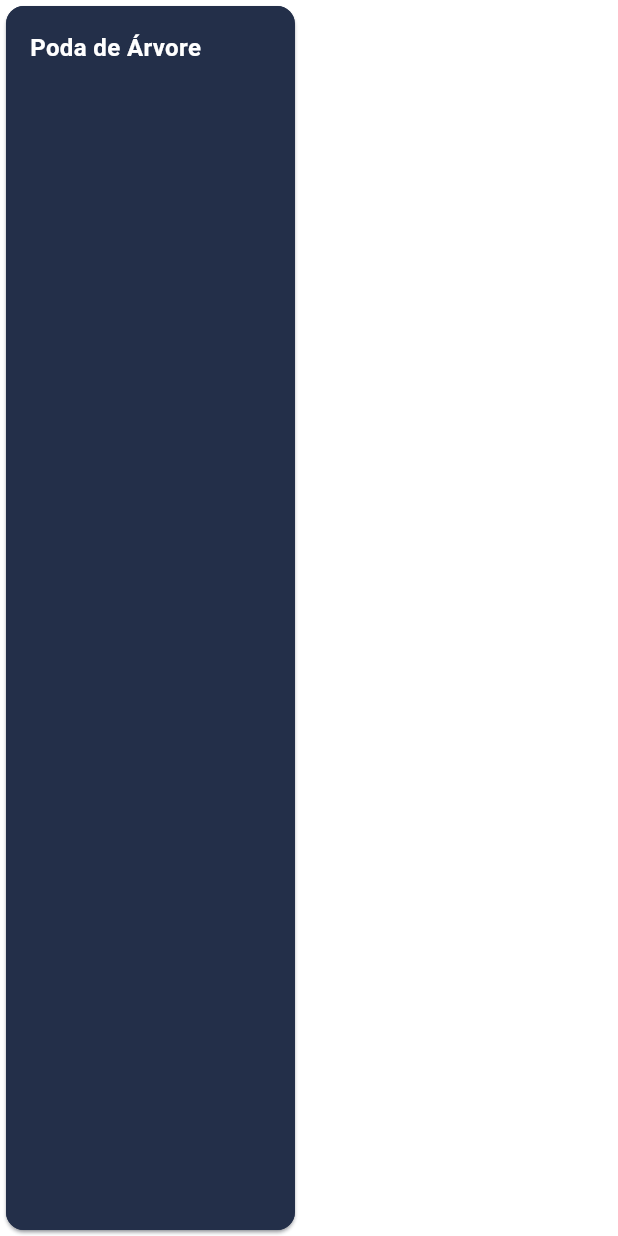
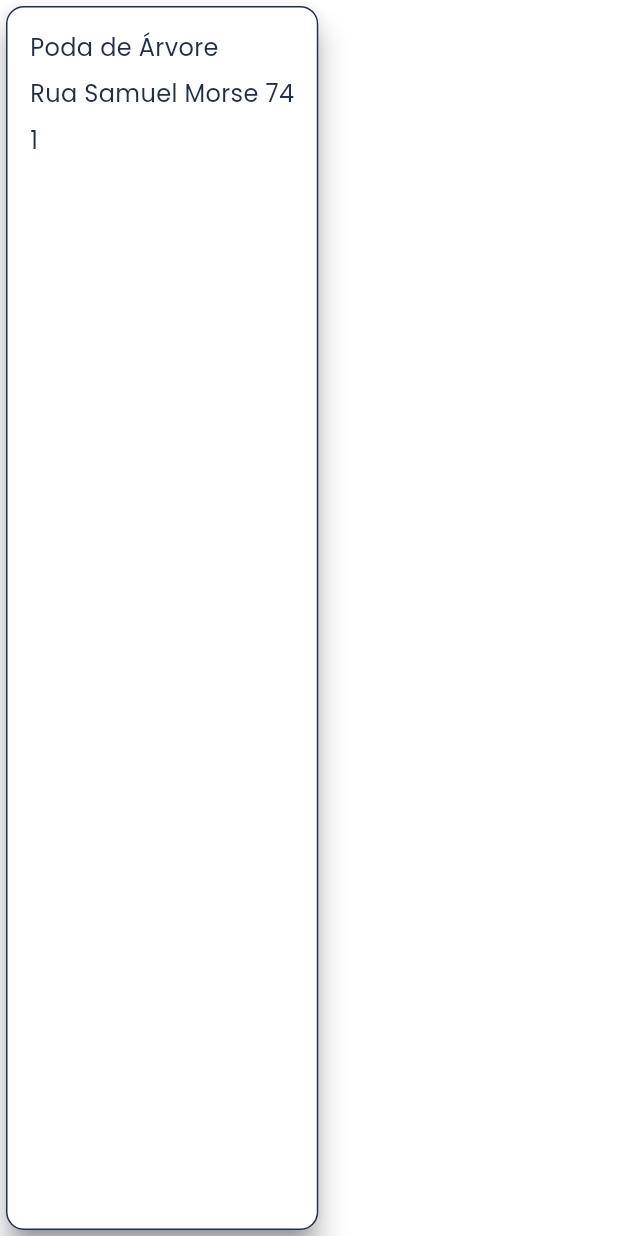
Before and after one commit to inteli-city/formularios_front, a Flutter app: the FormCard widget shown alone on an empty page, opened directly with sample values from the repository, on a phone screen of 412 x 824 dp. Run offline on Flutter 3.47's test engine with Material 3 defaults, Android fonts, the phone set to English and light mode, and no system bars; our stand-ins replace dartz, dio, go_router, google_fonts, logger; missing offline and left inert: auto_injector, uno; statements that could not run were skipped.

Commit message:
form_card

```diff
--- a/lib/app/presentation/widgets/form_card.dart
+++ b/lib/app/presentation/widgets/form_card.dart
@@ -1,16 +1,55 @@
 import 'package:flutter/material.dart';
 import 'package:formularios_front/app/domain/entities/form_entity.dart';
-import 'package:formularios_front/app/shared/themes/app_colors.dart';
 import 'package:formularios_front/app/shared/themes/app_dimensions.dart';
+import 'package:formularios_front/app/shared/themes/app_text_styles.dart';
 
-class FormCard extends StatelessWidget {
+class FormCard extends StatefulWidget {
   final FormEntity form;
 
   const FormCard({super.key, required this.form});
 
   @override
+  // ignore: library_private_types_in_public_api
+  _FormCardState createState() => _FormCardState();
+}
+
+class _FormCardState extends State<FormCard>
+    with SingleTickerProviderStateMixin {
+  late AnimationController _controller;
+  late Animation<double> _scaleAnimation;
+
+  @override
+  void initState() {
+    super.initState();
+    _controller = AnimationController(
+      duration: const Duration(milliseconds: 100),
+      vsync: this,
+    );
+    _scaleAnimation = Tween<double>(begin: 1.0, end: 0.95).animate(_controller);
+  }
+
+  @override
+  void dispose() {
+    _controller.dispose();
+    super.dispose();
+  }
+
+  void _onTapDown(TapDownDetails details) {
+    _controller.forward();
+  }
+
+  void _onTapUp(TapUpDetails details) {
+    _controller.reverse();
+  }
+
+  @override
   Widget build(BuildContext context) {
-    return Card(
+    return GestureDetector(
+      onTapDown: _onTapDown,
+      onTapUp: _onTapUp,
+      child: ScaleTransition(
+        scale: _scaleAnimation,
+        child: Card(
           color: Theme.of(context).cardTheme.color,
           shape: Theme.of(context).cardTheme.shape,
           elevation: Theme.of(context).cardTheme.elevation,
@@ -19,30 +58,22 @@ class FormCard extends StatelessWidget {
             child: Column(
               crossAxisAlignment: CrossAxisAlignment.start,
               children: [
+                Text(widget.form.templateName,
+                    style: AppTextStyles.bodyText1.copyWith(
+                        color: Theme.of(context).colorScheme.primary)),
+                const SizedBox(height: AppDimensions.verticalSpaceSmall),
+                Text(widget.form.street,
+                    style: AppTextStyles.bodyText1.copyWith(
+                        color: Theme.of(context).colorScheme.primary)),
+                const SizedBox(height: AppDimensions.verticalSpaceSmall),
                 Text(
-              form.templateName,
-              style: const TextStyle(
-                fontSize: AppDimensions.fontMedium,
-                fontWeight: FontWeight.bold,
+                  widget.form.expiration.toString(),
+                  style: AppTextStyles.bodyText1
+                      .copyWith(color: Theme.of(context).colorScheme.primary),
+                ),
+              ],
             ),
           ),
-            const SizedBox(height: AppDimensions.verticalSpaceSmall),
-            Text(
-              form.street,
-              style: TextStyle(
-                fontSize: AppDimensions.fontMedium,
-                color: AppColors.primaryBlue,
-              ),
-            ),
-            const SizedBox(height: AppDimensions.verticalSpaceSmall),
-            Text(
-              form.expiration.toString(),
-              style: TextStyle(
-                fontSize: AppDimensions.fontMedium,
-                color: AppColors.primaryBlue,
-              ),
-            ),
-          ],
         ),
       ),
     );
--- a/lib/app/shared/themes/app_dimensions.dart
+++ b/lib/app/shared/themes/app_dimensions.dart
@@ -5,6 +5,7 @@ class AppDimensions {
   static const double paddingMedium = 16.0;
   static const double paddingLarge = 24.0;
   // margin
+  static const double marginExtraSmall = 4.0;
   static const double marginSmall = 8.0;
   static const double marginMedium = 16.0;
   static const double marginLarge = 24.0;
@@ -16,15 +17,16 @@ class AppDimensions {
   static const double iconSmall = 12.0;
   static const double iconMedium = 16.0;
   static const double iconLarge = 24.0;
+  static const double iconExtraLarge = 32.0;
   // largura da tela
   static const double screenSmall = 320.0;
   static const double screenMedium = 480.0;
   static const double screenLarge = 600.0;
   // arredondamento
-  static const double cornerSmall = 4.0;
-  static const double cornerMedium = 8.0;
-  static const double cornerLarge = 12.0;
-  static const double cornerExtraLarge = 16.0;
+  static const double radiusSmall = 4.0;
+  static const double radiusMedium = 8.0;
+  static const double radiusLarge = 12.0;
+  static const double radiusExtraLarge = 16.0;
 
   static const double fullyRounded = 50.0;
   // espessura de borda
@@ -39,9 +41,11 @@ class AppDimensions {
   static const double verticalSpaceSmall = 8;
   static const double verticalSpaceMedium = 12;
   static const double verticalSpaceLarge = 16;
+  static const double verticalSpaceExtraLarge = 24;
 
   // largura de espaçamento
   static const double horizontalSpaceSmall = 8;
   static const double horizontalSpaceMedium = 12;
   static const double horizontalSpaceLarge = 16;
+  static const double horizontalSpaceExtraLarge = 16;
 }
--- a/lib/app/shared/themes/app_themes.dart
+++ b/lib/app/shared/themes/app_themes.dart
@@ -4,12 +4,14 @@ import 'package:formularios_front/app/shared/themes/app_dimensions.dart';
 
 class AppThemes {
   static final lightTheme = ThemeData(
-      iconTheme: IconThemeData(color: AppColors.white),
+      iconTheme: const IconThemeData(size: AppDimensions.iconExtraLarge),
       scaffoldBackgroundColor: AppColors.white,
+      shadowColor: AppColors.primaryBlue,
       cardTheme: CardTheme(
-        color: AppColors.primaryBlue,
+        color: AppColors.white,
+        elevation: 8,
         shape: RoundedRectangleBorder(
-            borderRadius: BorderRadius.circular(AppDimensions.cornerLarge),
+            borderRadius: BorderRadius.circular(AppDimensions.radiusLarge),
             side: BorderSide(
                 color: AppColors.primaryBlue,
                 width: AppDimensions.thin,
@@ -17,7 +19,9 @@ class AppThemes {
       ),
       iconButtonTheme: IconButtonThemeData(
           style: ButtonStyle(
-              iconColor: MaterialStateProperty.all(AppColors.white))),
+        iconSize: MaterialStateProperty.all(AppDimensions.iconExtraLarge),
+        iconColor: MaterialStateProperty.all(AppColors.white),
+      )),
       floatingActionButtonTheme: FloatingActionButtonThemeData(
         backgroundColor: AppColors.primaryBlue,
       ),
@@ -28,6 +32,40 @@ class AppThemes {
         brightness: Brightness.light,
         primary: AppColors.primaryBlue,
         onPrimary: AppColors.primaryBlue,
+        secondary: AppColors.white,
+        onSecondary: AppColors.white,
+        error: AppColors.red,
+        shadow: AppColors.primaryBlue,
+        onError: AppColors.red,
+        surface: AppColors.white,
+        onSurface: AppColors.white,
+      ));
+
+  static final darkTheme = ThemeData(
+      iconTheme: IconThemeData(color: AppColors.primaryBlue),
+      scaffoldBackgroundColor: AppColors.primaryBlue,
+      cardTheme: CardTheme(
+        color: AppColors.white,
+        shape: RoundedRectangleBorder(
+            borderRadius: BorderRadius.circular(AppDimensions.radiusLarge),
+            side: BorderSide(
+                color: AppColors.white,
+                width: AppDimensions.thin,
+                style: BorderStyle.solid)),
+      ),
+      iconButtonTheme: IconButtonThemeData(
+          style: ButtonStyle(
+              iconColor: MaterialStateProperty.all(AppColors.primaryBlue))),
+      floatingActionButtonTheme: FloatingActionButtonThemeData(
+        backgroundColor: AppColors.white,
+      ),
+      bottomAppBarTheme: BottomAppBarTheme(color: AppColors.white),
+      colorScheme: ColorScheme(
+        background: AppColors.primaryBlue,
+        onBackground: AppColors.primaryBlue,
+        brightness: Brightness.dark,
+        primary: AppColors.white,
+        onPrimary: AppColors.primaryBlue,
         secondary: AppColors.primaryBlue,
         onSecondary: AppColors.primaryBlue,
         error: AppColors.red,
@@ -36,9 +74,4 @@ class AppThemes {
         surface: AppColors.white,
         onSurface: AppColors.white,
       ));
-
-  static final darkTheme = ThemeData(
-    primaryColor: AppColors.black,
-    brightness: Brightness.dark,
-  );
 }
```
Also changed, not shown: lib/app/presentation/widgets/order_tab_section.dart (+27 -14 lines). Lines whose indentation alone changed are shown as unchanged.
